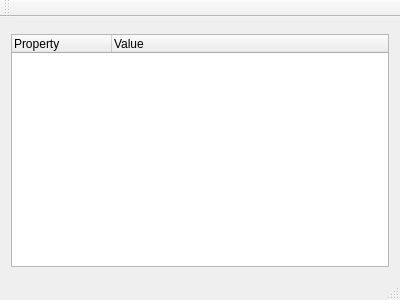
This is gui/mainwindow.ui in Siprj/factorio-calculator as Qt 5 draws it before an edit. The edited form follows.
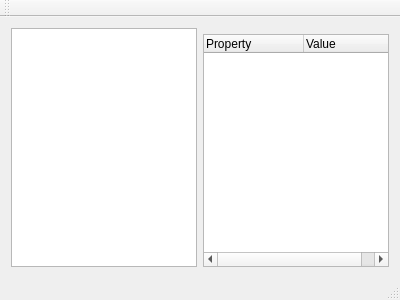
This is the edited form.

Patch:
```diff
--- a/gui/mainwindow.ui
+++ b/gui/mainwindow.ui
@@ -14,11 +14,8 @@
    <string>MainWindow</string>
   </property>
   <widget class="QWidget" name="centralWidget">
-   <layout class="QVBoxLayout" name="verticalLayout">
-    <item>
-     <widget class="QWidget" name="widget" native="true"/>
-    </item>
-    <item>
+   <layout class="QGridLayout" name="gridLayout">
+    <item row="1" column="1">
      <widget class="QTreeWidget" name="recipeDetailsTreeWidget">
       <property name="alternatingRowColors">
        <bool>true</bool>
@@ -41,6 +38,12 @@
       </column>
      </widget>
     </item>
+    <item row="0" column="1">
+     <widget class="QWidget" name="widget" native="true"/>
+    </item>
+    <item row="0" column="0" rowspan="2">
+     <widget class="QGraphicsView" name="graphicsView"/>
+    </item>
    </layout>
   </widget>
   <widget class="QMenuBar" name="menuBar">
```
